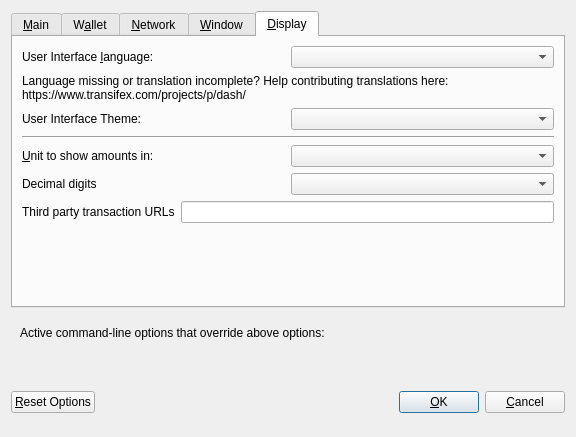
First picture: the form in src/qt/forms/optionsdialog.ui, repository harkal/dash, before the edit.
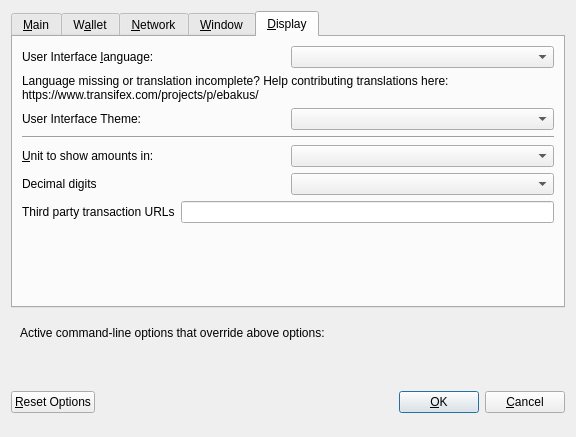
Second picture: the form after the edit. The open tabs and pages were chosen to show the change. Custom widgets are drawn as their Qt base class.

```diff
--- a/src/qt/forms/optionsdialog.ui
+++ b/src/qt/forms/optionsdialog.ui
@@ -693,7 +693,7 @@
          </property>
          <property name="text">
           <string>Language missing or translation incomplete? Help contributing translations here:
-https://www.transifex.com/projects/p/dash/</string>
+https://www.transifex.com/projects/p/ebakus/</string>
          </property>
          <property name="wordWrap">
           <bool>true</bool>
```
